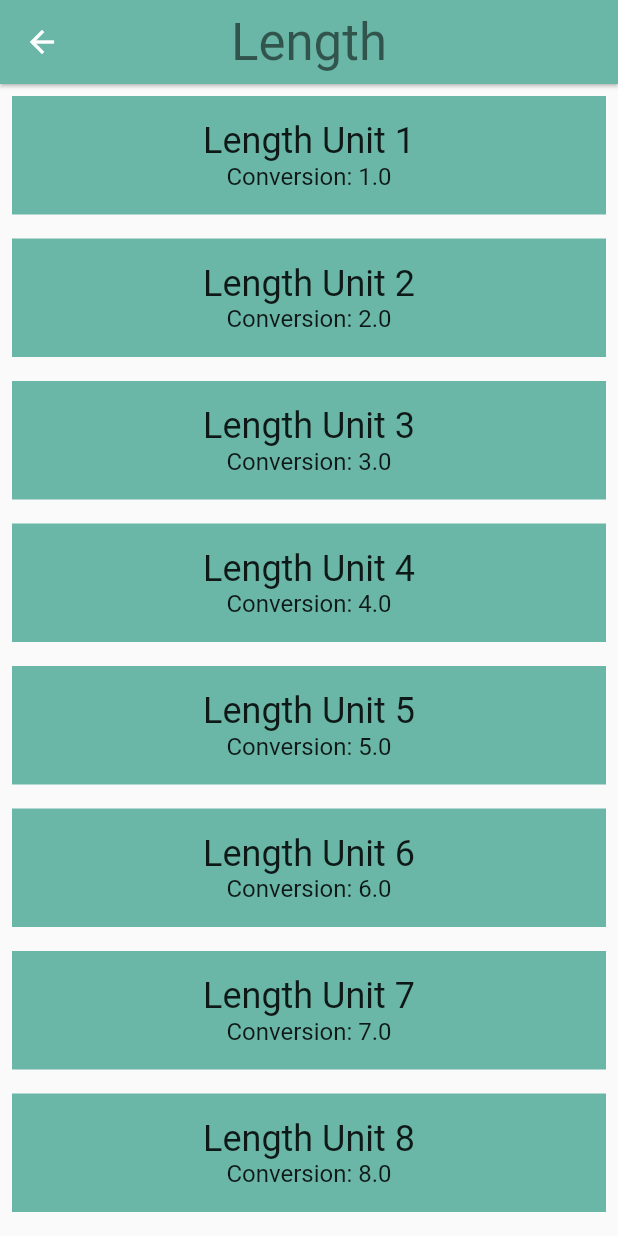
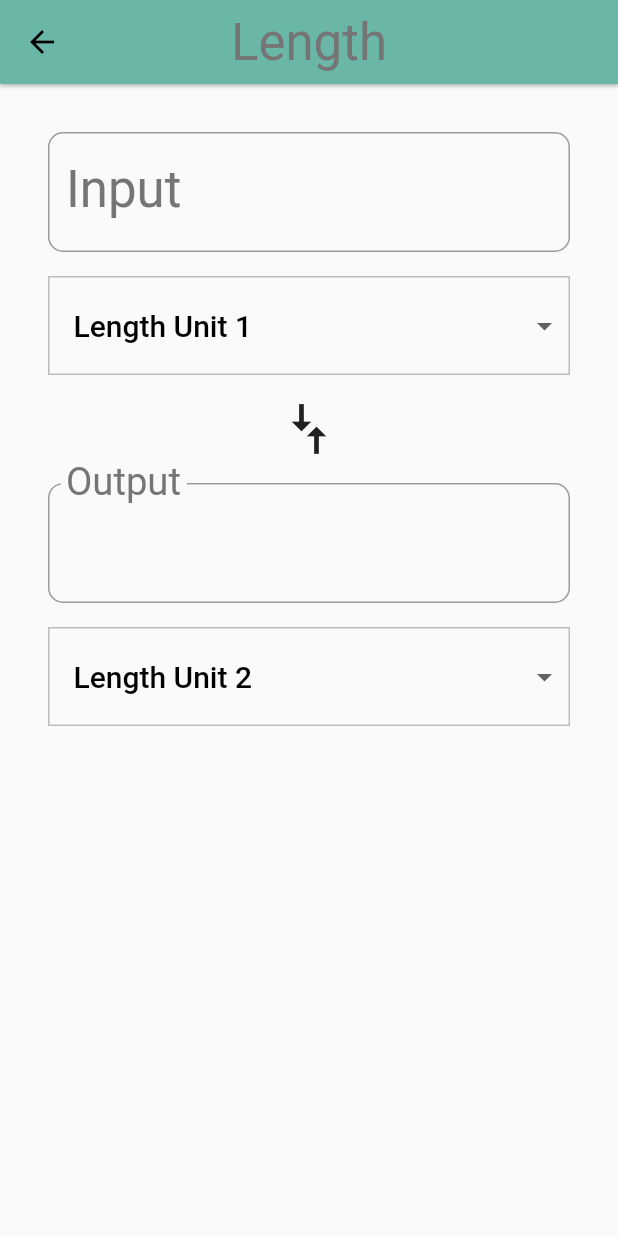
Before and after one commit to vasilevkin/FlutterUdacity, a Flutter app: the screen it shows after launch, after a tap on "Length", on a phone screen of 412 x 824 dp. Run offline on Flutter 3.47's test engine with Material 2 defaults, Android fonts, the phone set to English and light mode, and no system bars.

Commit message:
Resolve task_06_input.

```diff
--- a/task_06_input/lib/category.dart
+++ b/task_06_input/lib/category.dart
@@ -88,8 +88,8 @@ class Category extends StatelessWidget {
         child: InkWell(
           borderRadius: _borderRadius,
           // TODO: Use the highlight and splash colors from the ColorSwatch
-          highlightColor: color,
-          splashColor: color,
+          highlightColor: color['highlight'],
+          splashColor: color['splash'],
           // We can use either the () => function() or the () { function(); }
           // syntax.
           onTap: () => _navigateToConverter(context),
--- a/task_06_input/lib/converter_route.dart
+++ b/task_06_input/lib/converter_route.dart
@@ -38,11 +38,46 @@ class ConverterRoute extends StatefulWidget {
 }
 
 class _ConverterRouteState extends State<ConverterRoute> {
+  Unit _fromValue;
+  Unit _toValue;
+  double _inputValue;
+  String _convertedValue = '';
+  List<DropdownMenuItem> _unitMenuItems;
+  bool _showValidationError = false;
   // TODO: Set some variables, such as for keeping track of the user's input
   // value and units
 
+  @override
+  void initState() {
+    super.initState();
+    _createDropdownMenuItems();
+    _setDefaults();
+  }
   // TODO: Determine whether you need to override anything, such as initState()
 
+  void _createDropdownMenuItems() {
+    var newItems = <DropdownMenuItem>[];
+    for (var unit in widget.units) {
+      newItems.add(DropdownMenuItem(
+          value: unit.name,
+          child: Container(
+            child: Text(
+              unit.name,
+              softWrap: true,
+            ),
+          )));
+    }
+    setState(() {
+      _unitMenuItems = newItems;
+    });
+  }
+
+  void _setDefaults() {
+    setState(() {
+      _fromValue = widget.units[0];
+      _toValue = widget.units[1];
+    });
+  }
   // TODO: Add other helper functions. We've given you one, _format()
 
   /// Clean up conversion; trim trailing zeros, e.g. 5.500 -> 5.5, 10.0 -> 10
@@ -61,41 +96,188 @@ class _ConverterRouteState extends State<ConverterRoute> {
     return outputNum;
   }
 
+  void _updateConversion() {
+    setState(() {
+      _convertedValue =
+          _format(_inputValue * (_toValue.conversion / _fromValue.conversion));
+    });
+  }
+
+  void _updateInputValue(String input) {
+    setState(() {
+      if (input == null || input.isEmpty) {
+        _convertedValue = '';
+      } else {
+        try {
+          final inputDouble = double.parse(input);
+          _showValidationError = false;
+          _inputValue = inputDouble;
+          _updateConversion();
+        } on Exception catch (e) {
+          print('Error: $e');
+          _showValidationError = true;
+        }
+      }
+    });
+  }
+
+  Unit _getUnit(String unitName) {
+    return widget.units.firstWhere(
+      (Unit unit) {
+        return unit.name == unitName;
+      },
+      orElse: null,
+    );
+  }
+
+  void _updateFromConversion(dynamic unitName) {
+    setState(() {
+      _fromValue = _getUnit(unitName);
+    });
+    if (_inputValue != null) {
+      _updateConversion();
+    }
+  }
+
+  void _updateToConversion(dynamic unitName) {
+    setState(() {
+      _toValue = _getUnit(unitName);
+    });
+    if (_inputValue != null) {
+      _updateConversion();
+    }
+  }
+
+  Widget _createDropdown(String currentValue, ValueChanged<dynamic> onChanged) {
+    return Container(
+      margin: EdgeInsets.only(top: 16.0),
+      decoration: BoxDecoration(
+        color: Colors.grey[50],
+        border: Border.all(
+          color: Colors.grey[400],
+          width: 1.0,
+        ),
+      ),
+      padding: EdgeInsets.symmetric(vertical: 8.0),
+      child: Theme(
+        data: Theme.of(context).copyWith(
+          canvasColor: Colors.grey[50],
+        ),
+        child: DropdownButtonHideUnderline(
+          child: ButtonTheme(
+            alignedDropdown: true,
+            child: DropdownButton(
+              value: currentValue,
+              items: _unitMenuItems,
+              onChanged: onChanged,
+              style: Theme.of(context).textTheme.title,
+            ),
+          ),
+        ),
+      ),
+    );
+  }
+
   @override
   Widget build(BuildContext context) {
+    final input = Padding(
+      padding: _padding,
+      child: Column(
+        crossAxisAlignment: CrossAxisAlignment.stretch,
+        children: [
+          TextField(
+            style: Theme.of(context).textTheme.display1,
+            decoration: InputDecoration(
+              labelStyle: Theme.of(context).textTheme.display1,
+              errorText: _showValidationError ? 'Invalid number entered' : null,
+              labelText: 'Input',
+              border: OutlineInputBorder(
+                borderRadius: BorderRadius.circular(10.0),
+              ),
+            ),
+            keyboardType: TextInputType.number,
+            onChanged: _updateInputValue,
+          ),
+          _createDropdown(_fromValue.name, _updateFromConversion),
+        ],
+      ),
+    );
     // TODO: Create the 'input' group of widgets. This is a Column that
     // includes the input value, and 'from' unit [Dropdown].
 
+    final arrows = RotatedBox(
+      quarterTurns: 1,
+      child: Icon(
+        Icons.compare_arrows,
+        size: 40.0,
+      ),
+    );
     // TODO: Create a compare arrows icon.
 
+    final output = Padding(
+      padding: _padding,
+      child: Column(
+        crossAxisAlignment: CrossAxisAlignment.stretch,
+        children: [
+          InputDecorator(
+            child: Text(
+              _convertedValue,
+              style: Theme.of(context).textTheme.display1,
+            ),
+            decoration: InputDecoration(
+              labelText: 'Output',
+              labelStyle: Theme.of(context).textTheme.display1,
+              border: OutlineInputBorder(
+                borderRadius: BorderRadius.circular(10.0),
+              )
+            ),
+          ),
+          _createDropdown(_toValue.name, _updateToConversion),
+        ],
+      ),
+    );
     // TODO: Create the 'output' group of widgets. This is a Column that
     // includes the output value, and 'to' unit [Dropdown].
 
+    final converter = Column(
+      crossAxisAlignment: CrossAxisAlignment.stretch,
+      children: [
+        input,
+        arrows,
+        output,
+      ],
+    );
+
+    return Padding(
+      padding: _padding,
+      child: converter,
+    );
     // TODO: Return the input, arrows, and output widgets, wrapped in a Column.
 
     // TODO: Delete the below placeholder code.
-    final unitWidgets = widget.units.map((Unit unit) {
-      return Container(
-        color: widget.color,
-        margin: EdgeInsets.all(8.0),
-        padding: EdgeInsets.all(16.0),
-        child: Column(
-          children: <Widget>[
-            Text(
-              unit.name,
-              style: Theme.of(context).textTheme.headline,
-            ),
-            Text(
-              'Conversion: ${unit.conversion}',
-              style: Theme.of(context).textTheme.subhead,
-            ),
-          ],
-        ),
-      );
-    }).toList();
-
-    return ListView(
-      children: unitWidgets,
-    );
+//    final unitWidgets = widget.units.map((Unit unit) {
+//      return Container(
+//        color: widget.color,
+//        margin: EdgeInsets.all(8.0),
+//        padding: EdgeInsets.all(16.0),
+//        child: Column(
+//          children: <Widget>[
+//            Text(
+//              unit.name,
+//              style: Theme.of(context).textTheme.headline,
+//            ),
+//            Text(
+//              'Conversion: ${unit.conversion}',
+//              style: Theme.of(context).textTheme.subhead,
+//            ),
+//          ],
+//        ),
+//      );
+//    }).toList();
+//
+//    return ListView(
+//      children: unitWidgets,
+//    );
+//  return Container();
   }
 }
--- a/task_06_input/lib/main.dart
+++ b/task_06_input/lib/main.dart
@@ -23,8 +23,16 @@ class UnitConverterApp extends StatelessWidget {
   @override
   Widget build(BuildContext context) {
     return MaterialApp(
-      debugShowCheckedModeBanner: false,
+      debugShowCheckedModeBanner: true,
       title: 'Unit Converter',
+      theme: ThemeData(
+        textTheme: Theme.of(context).textTheme.apply(
+              bodyColor: Colors.black,
+              displayColor: Colors.grey[600],
+            ),
+        primaryColor: Colors.grey[500],
+        textSelectionHandleColor: Colors.green[500],
+      ),
       // TODO: Fill out the theme parameter
       home: CategoryRoute(),
     );
```
Also changed, not shown: 1 other file.
